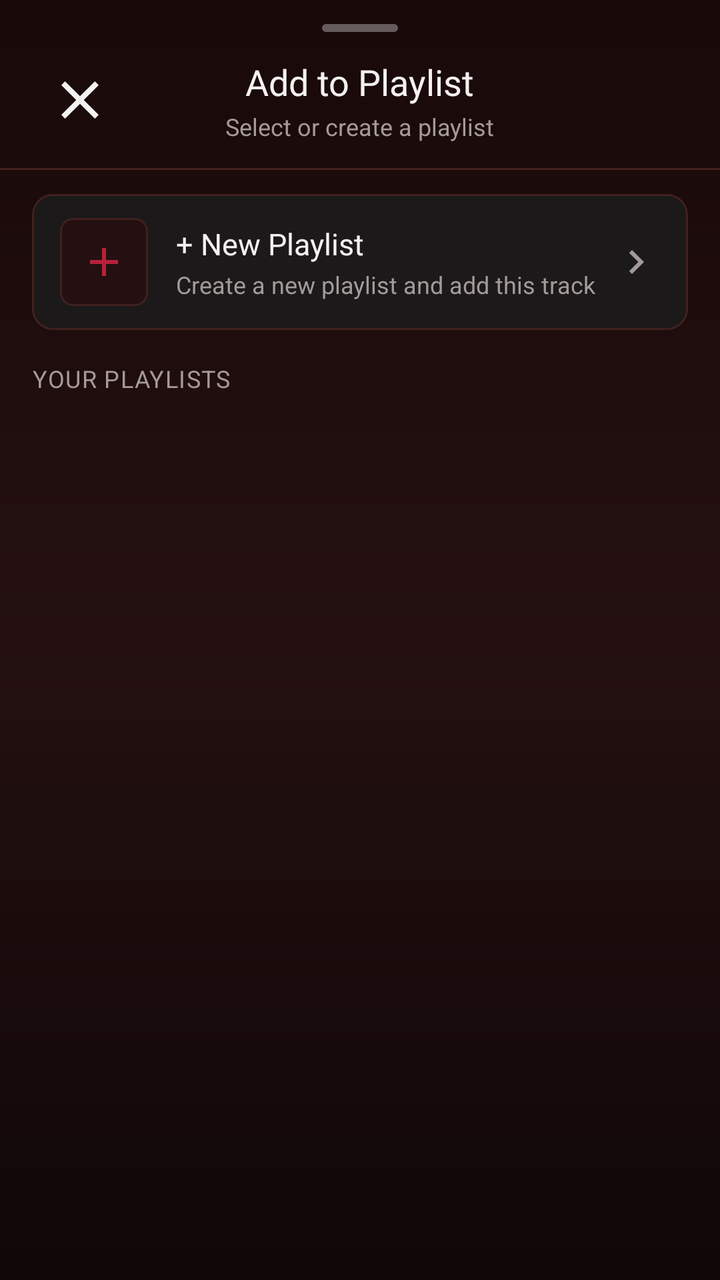
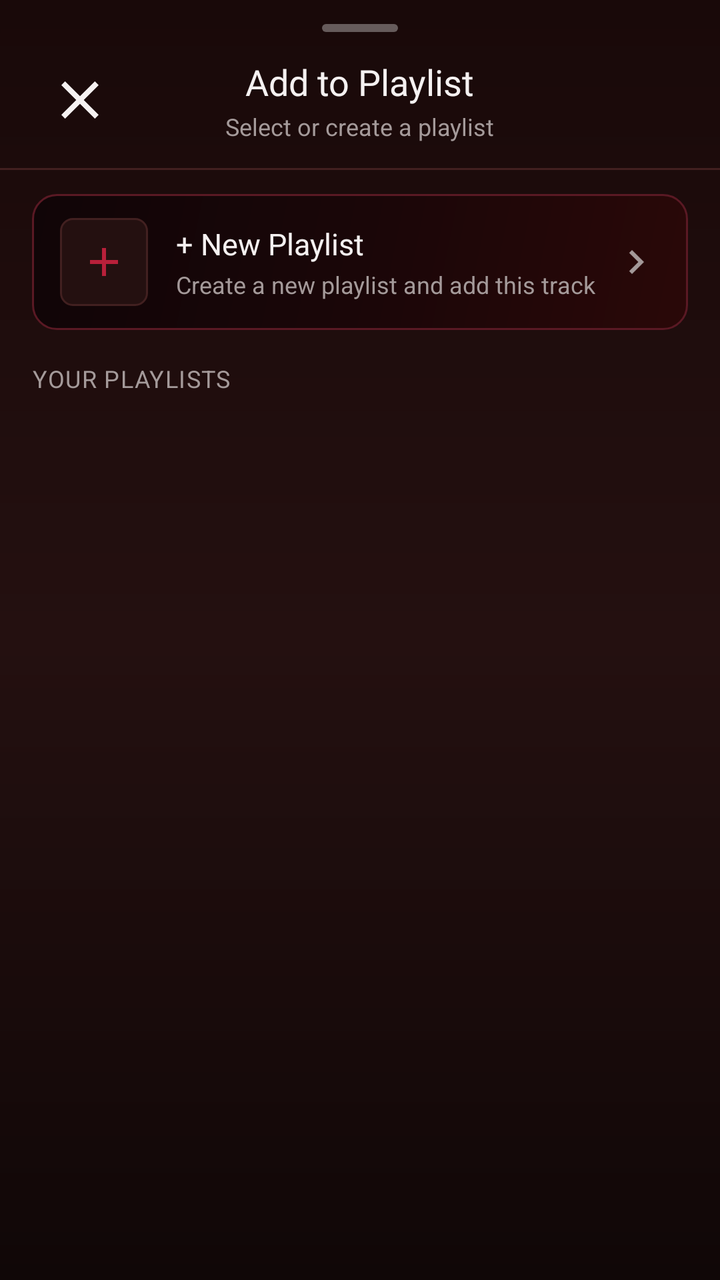

Two renders of the same Android screen: before a commit and after it. Below are the layout's source before the change and the commit's diff.
<!-- AndroidManifest.xml: application theme Theme.BraveMusicPlayer -->
<!-- res/layout/dialog_add_to_playlist.xml -->
<?xml version="1.0" encoding="utf-8"?>
<LinearLayout xmlns:android="http://schemas.android.com/apk/res/android"
    xmlns:app="http://schemas.android.com/apk/res-auto"
    android:layout_width="match_parent"
    android:layout_height="wrap_content"
    android:background="@drawable/bg_now_playing_sheet"
    android:orientation="vertical"
    android:paddingTop="10dp"
    android:paddingBottom="24dp">

    
    <View
        android:layout_width="38dp"
        android:layout_height="4dp"
        android:layout_gravity="center_horizontal"
        android:layout_marginTop="2dp"
        android:layout_marginBottom="12dp"
        android:background="@drawable/single_bar_drag_handle" />

    
    <RelativeLayout
        android:layout_width="match_parent"
        android:layout_height="wrap_content"
        android:paddingStart="18dp"
        android:paddingEnd="16dp">

        <ImageView
            android:id="@+id/ivCloseAddToPlaylist"
            android:layout_width="44dp"
            android:layout_height="44dp"
            android:layout_alignParentStart="true"
            android:layout_centerVertical="true"
            android:background="?android:attr/selectableItemBackgroundBorderless"
            android:contentDescription="Close"
            android:padding="6dp"
            android:src="@drawable/ic_close"
            app:tint="@color/textPrimary" />

        <LinearLayout
            android:layout_width="wrap_content"
            android:layout_height="wrap_content"
            android:layout_centerInParent="true"
            android:gravity="center"
            android:orientation="vertical">

            <TextView
                android:layout_width="wrap_content"
                android:layout_height="wrap_content"
                android:fontFamily="@font/youtube_sans_bold_font"
                android:text="Add to Playlist"
                android:textColor="@color/textPrimary"
                android:textSize="18sp" />

            <TextView
                android:id="@+id/tvAddToPlaylistSongTarget"
                android:layout_width="wrap_content"
                android:layout_height="wrap_content"
                android:layout_marginTop="2dp"
                android:ellipsize="end"
                android:fontFamily="sans-serif"
                android:maxLines="1"
                android:text="Select or create a playlist"
                android:textColor="@color/textSecondary"
                android:textSize="12sp" />
        </LinearLayout>
    </RelativeLayout>

    <View
        android:layout_width="match_parent"
        android:layout_height="1dp"
        android:layout_marginTop="12dp"
        android:layout_marginBottom="12dp"
        android:background="@color/borderSubtle" />

    <LinearLayout
        android:layout_width="match_parent"
        android:layout_height="wrap_content"
        android:orientation="vertical"
        android:paddingStart="16dp"
        android:paddingEnd="16dp">

        
        <LinearLayout
            android:id="@+id/btnCreateNewPlaylistInSheet"
            android:layout_width="match_parent"
            android:layout_height="wrap_content"
            android:background="@drawable/bg_rounded_card"
            android:clickable="true"
            android:focusable="true"
            android:gravity="center_vertical"
            android:orientation="horizontal"
            android:paddingStart="14dp"
            android:paddingTop="12dp"
            android:paddingEnd="14dp"
            android:paddingBottom="12dp">

            <FrameLayout
                android:layout_width="44dp"
                android:layout_height="44dp"
                android:background="@drawable/bg_pill_badge">

                <ImageView
                    android:layout_width="24dp"
                    android:layout_height="24dp"
                    android:layout_gravity="center"
                    android:importantForAccessibility="no"
                    android:src="@drawable/ic_add"
                    app:tint="@color/accentPrimary" />
            </FrameLayout>

            <LinearLayout
                android:layout_width="0dp"
                android:layout_height="wrap_content"
                android:layout_marginStart="14dp"
                android:layout_weight="1"
                android:orientation="vertical">

                <TextView
                    android:layout_width="wrap_content"
                    android:layout_height="wrap_content"
                    android:fontFamily="@font/youtube_sans_bold_font"
                    android:text="+ New Playlist"
                    android:textColor="@color/textPrimary"
                    android:textSize="15sp" />

                <TextView
                    android:layout_width="wrap_content"
                    android:layout_height="wrap_content"
                    android:layout_marginTop="2dp"
                    android:fontFamily="sans-serif"
                    android:text="Create a new playlist and add this track"
                    android:textColor="@color/textSecondary"
                    android:textSize="12sp" />
            </LinearLayout>

            <ImageView
                android:layout_width="24dp"
                android:layout_height="24dp"
                android:importantForAccessibility="no"
                android:src="@drawable/ic_ytm_chevron_right"
                app:tint="@color/textSecondary" />
        </LinearLayout>

        <TextView
            android:id="@+id/tvYourPlaylistsHeader"
            android:layout_width="wrap_content"
            android:layout_height="wrap_content"
            android:layout_marginTop="16dp"
            android:layout_marginBottom="8dp"
            android:fontFamily="sans-serif-bold"
            android:letterSpacing="0.04"
            android:text="YOUR PLAYLISTS"
            android:textColor="@color/textSecondary"
            android:textSize="12sp" />

        
        <androidx.recyclerview.widget.RecyclerView
            android:id="@+id/rvExistingPlaylists"
            android:layout_width="match_parent"
            android:layout_height="wrap_content"
            android:nestedScrollingEnabled="false" />

        
        <TextView
            android:id="@+id/tvNoPlaylistsNote"
            android:layout_width="match_parent"
            android:layout_height="wrap_content"
            android:layout_marginTop="8dp"
            android:layout_marginBottom="16dp"
            android:gravity="center"
            android:fontFamily="sans-serif"
            android:text="No playlists created yet. Tap '+ New Playlist' above to get started!"
            android:textColor="@color/textSecondary"
            android:textSize="13sp"
            android:visibility="gone" />

    </LinearLayout>
</LinearLayout>
<!-- resources referenced by this layout -->
<resources>
  <color name="accentPrimary">#B8203A</color>
  <color name="borderSubtle">#422020</color>
  <color name="textPrimary">#F5F1F1</color>
  <color name="textSecondary">#A49A9A</color>
  <!-- drawable bg_pill_badge (drawable) -->
  <?xml version="1.0" encoding="utf-8"?>
  <shape xmlns:android="http://schemas.android.com/apk/res/android"
      android:shape="rectangle">
      <solid android:color="@color/surfaceElevated" />
      <stroke
          android:width="1dp"
          android:color="@color/borderSubtle" />
      <corners android:radius="6dp" />
  </shape>
  <!-- drawable bg_rounded_card (drawable) -->
  <?xml version="1.0" encoding="utf-8"?>
  <shape xmlns:android="http://schemas.android.com/apk/res/android"
      android:shape="rectangle">
      <corners android:radius="10dp" />
      <solid android:color="@color/surfaceCard" />
      <stroke
          android:width="1dp"
          android:color="@color/borderSubtle" />
  </shape>
  <!-- drawable ic_add (drawable) -->
  <vector xmlns:android="http://schemas.android.com/apk/res/android"
      android:width="24dp"
      android:height="24dp"
      android:viewportWidth="24"
      android:viewportHeight="24">
    <path
        android:fillColor="@color/white_primary"
        android:pathData="M19,13h-6v6h-2v-6H5v-2h6V5h2v6h6v2z"/>
  </vector>
  <!-- drawable single_bar_drag_handle (drawable) -->
  <?xml version="1.0" encoding="utf-8"?>
  <shape android:shape="rectangle"
    xmlns:android="http://schemas.android.com/apk/res/android">
      <corners android:radius="3.0dp" />
      <solid android:color="#55FFFFFF" />
      <size android:height="@dimen/yt_sys_measurement_size_min" android:width="@dimen/yt_sys_measurement_size_hero" />
  </shape>
  <color name="backgroundSecondary">#190909</color>
  <color name="surfaceElevated">#241010</color>
  <color name="background">#100707</color>
  <color name="surfaceCard">#1B1919</color>
  <color name="white_primary">@color/textPrimary</color>
  <dimen name="yt_sys_measurement_size_min">4dp</dimen>
  <dimen name="yt_sys_measurement_size_hero">40dp</dimen>
  <color name="accentPressed">#8F1830</color>
  <!-- drawable bg_ytm_gradient (drawable) -->
  <?xml version="1.0" encoding="utf-8"?>
  <shape xmlns:android="http://schemas.android.com/apk/res/android"
      android:shape="rectangle">
      <gradient
          android:angle="270"
          android:startColor="@color/backgroundSecondary"
          android:endColor="@color/background"
          android:type="linear" />
  </shape>
  <style name="MelodyBottomSheetDialogTheme" parent="Theme.Design.Light.BottomSheetDialog">
          <item name="bottomSheetStyle">@style/MelodyBottomSheetStyle</item>
          <item name="android:windowIsFloating">false</item>
          <item name="android:navigationBarColor">@color/backgroundSecondary</item>
          <item name="android:windowLightNavigationBar" tools:targetApi="27">false</item>
      </style>
  <style name="MelodyBottomSheetStyle" parent="Widget.Design.BottomSheet.Modal">
          <item name="android:background">@android:color/transparent</item>
      </style>
  <!-- unchanged entries left out for length: 4 -->
</resources>

<!-- the commit's change to res/layout/dialog_add_to_playlist.xml (unified diff, before → after) -->
@@ -84,7 +84,7 @@
             android:id="@+id/btnCreateNewPlaylistInSheet"
             android:layout_width="match_parent"
             android:layout_height="wrap_content"
-            android:background="@drawable/bg_rounded_card"
+            android:background="@drawable/bg_library_card_ripple"
             android:clickable="true"
             android:focusable="true"
             android:gravity="center_vertical"
<!-- resource entries referenced after the edit -->
@@ -4,6 +4,18 @@
   <color name="borderSubtle">#422020</color>
   <color name="textPrimary">#F5F1F1</color>
   <color name="textSecondary">#A49A9A</color>
+  <!-- drawable bg_library_card_ripple (drawable) -->
+  <?xml version="1.0" encoding="utf-8"?>
+  <ripple xmlns:android="http://schemas.android.com/apk/res/android"
+      android:color="#33B8203A">
+      <item android:id="@android:id/mask">
+          <shape android:shape="rectangle">
+              <corners android:radius="12dp" />
+              <solid android:color="@android:color/white" />
+          </shape>
+      </item>
+      <item android:drawable="@drawable/bg_library_card_gradient" />
+  </ripple>
   <!-- drawable bg_pill_badge (drawable) -->
   <?xml version="1.0" encoding="utf-8"?>
   <shape xmlns:android="http://schemas.android.com/apk/res/android"
@@ -13,16 +25,6 @@
           android:width="1dp"
           android:color="@color/borderSubtle" />
       <corners android:radius="6dp" />
-  </shape>
-  <!-- drawable bg_rounded_card (drawable) -->
-  <?xml version="1.0" encoding="utf-8"?>
-  <shape xmlns:android="http://schemas.android.com/apk/res/android"
-      android:shape="rectangle">
-      <corners android:radius="10dp" />
-      <solid android:color="@color/surfaceCard" />
-      <stroke
-          android:width="1dp"
-          android:color="@color/borderSubtle" />
   </shape>
   <!-- drawable ic_add (drawable) -->
   <vector xmlns:android="http://schemas.android.com/apk/res/android"
@@ -41,6 +43,21 @@
       <corners android:radius="3.0dp" />
       <solid android:color="#55FFFFFF" />
       <size android:height="@dimen/yt_sys_measurement_size_min" android:width="@dimen/yt_sys_measurement_size_hero" />
+  </shape>
+  <!-- drawable bg_library_card_gradient (drawable) -->
+  <?xml version="1.0" encoding="utf-8"?>
+  <shape xmlns:android="http://schemas.android.com/apk/res/android"
+      android:shape="rectangle">
+      <gradient
+          android:angle="135"
+          android:startColor="#2A0808"
+          android:centerColor="#1A0608"
+          android:endColor="#100507"
+          android:type="linear" />
+      <corners android:radius="12dp" />
+      <stroke
+          android:width="1dp"
+          android:color="#5A1924" />
   </shape>
   <color name="backgroundSecondary">#190909</color>
   <color name="surfaceElevated">#241010</color>
